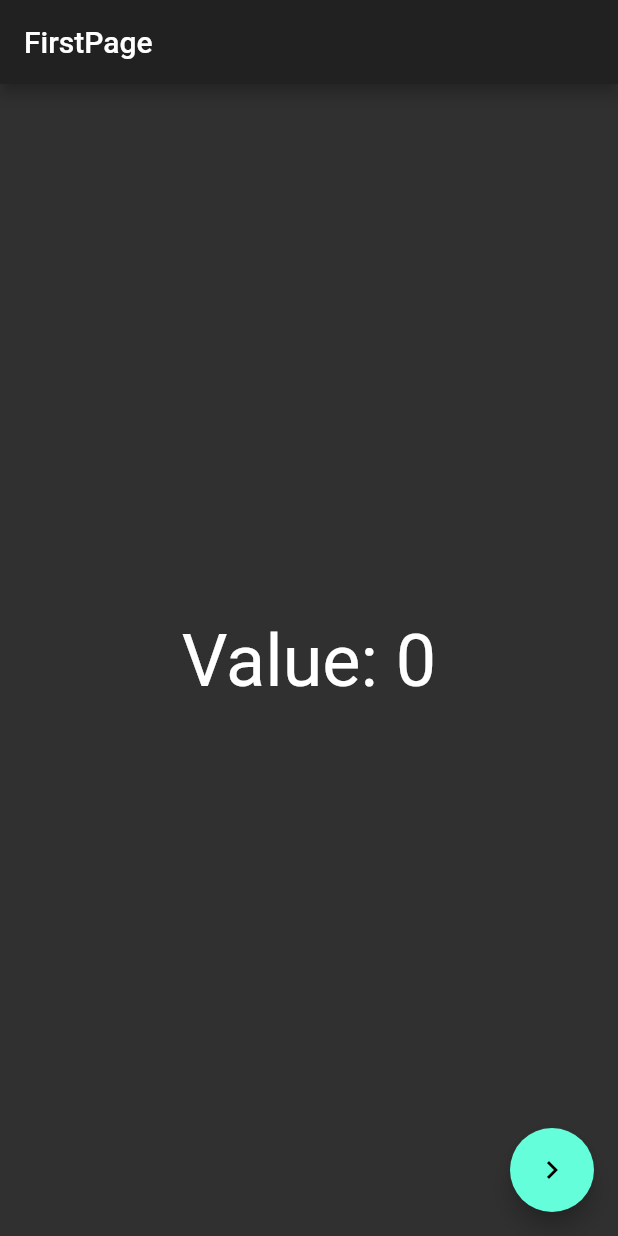
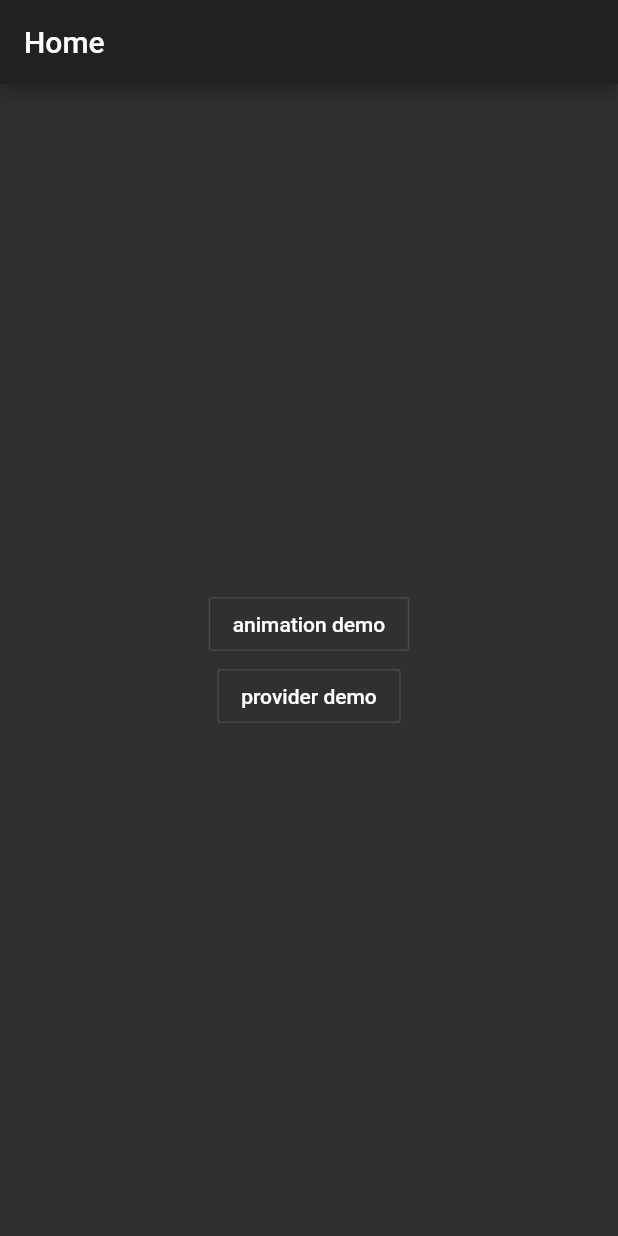
Before and after one commit to mypridelife/flutter-example, a Flutter app: the screen it shows after launch, on a phone screen of 412 x 824 dp. Run offline on Flutter 3.47's test engine with Material 2 defaults, Android fonts, the phone set to English and light mode, and no system bars.

Commit message:
add: 基础动画

```diff
--- a/lib/main.dart
+++ b/lib/main.dart
@@ -1,4 +1,6 @@
 import 'package:flutter/material.dart';
+import 'package:hello_provider/example/animation_button.dart';
+import 'package:hello_provider/example/provider_demo.dart';
 import 'package:hello_provider/model/CounterModel.dart';
 import 'package:provider/provider.dart';
 
@@ -20,60 +22,38 @@ class MyApp extends StatelessWidget {
   Widget build(BuildContext context) {
     return MaterialApp(
       theme: ThemeData.dark(),
-      home: FirstScreen(),
-    );
-  }
-}
-
-class FirstScreen extends StatelessWidget {
-  @override
-  Widget build(BuildContext context) {
-    final _counter = Provider.of<CounterModel>(context);
-    final textSize = Provider.of<int>(context).toDouble();
-    print('first screen rebuild');
-    return Scaffold(
-      appBar: AppBar(
-        title: Text('FirstPage'),
-      ),
-      body: Center(
-        child: Text(
-          'Value: ${_counter.value}',
-          style: TextStyle(fontSize: textSize),
+      home: Scaffold(
+        appBar: AppBar(
+          title: Text('Home'),
         ),
-      ),
-      floatingActionButton: FloatingActionButton(
-        onPressed: () => Navigator.of(context)
-            .push(MaterialPageRoute(builder: (context) => SecondPage())),
-        child: Icon(Icons.navigate_next),
+        body: RouterPage(),
       ),
     );
   }
 }
 
-class SecondPage extends StatelessWidget {
+class RouterPage extends StatelessWidget {
+  const RouterPage({Key key}) : super(key: key);
+
   @override
   Widget build(BuildContext context) {
-    print('second screen rebuild');
-    return Scaffold(
-      appBar: AppBar(
-        title: Text('Second Page'),
-      ),
-      body: Consumer2<CounterModel, int>(
-        builder: (context, CounterModel counter, int textSize, _) => Center(
-          child: Text(
-            'Value: ${counter.value}',
-            style: TextStyle(
-              fontSize: textSize.toDouble(),
-            ),
+    return Container(
+      width: MediaQuery.of(context).size.width,
+      child: Column(
+        mainAxisAlignment: MainAxisAlignment.center,
+        crossAxisAlignment: CrossAxisAlignment.center,
+        children: <Widget>[
+          OutlineButton(
+            child: Text("animation demo"),
+            onPressed: () => Navigator.of(context).push(
+                MaterialPageRoute(builder: (context) => AnimationButton())),
           ),
-        ),
-      ),
-      floatingActionButton: Consumer<CounterModel>(
-        builder: (context, CounterModel counter, child) => FloatingActionButton(
-          onPressed: counter.increment,
-          child: child,
-        ),
-        child: Icon(Icons.add),
+          OutlineButton(
+            child: Text("provider demo"),
+            onPressed: () => Navigator.of(context)
+                .push(MaterialPageRoute(builder: (context) => FirstScreen())),
+          ),
+        ],
       ),
     );
   }
```
Also changed, not shown: lib/example/animation_button.dart (added, +93 -0 lines), lib/example/provider_demo.dart (added, +57 -0 lines).
